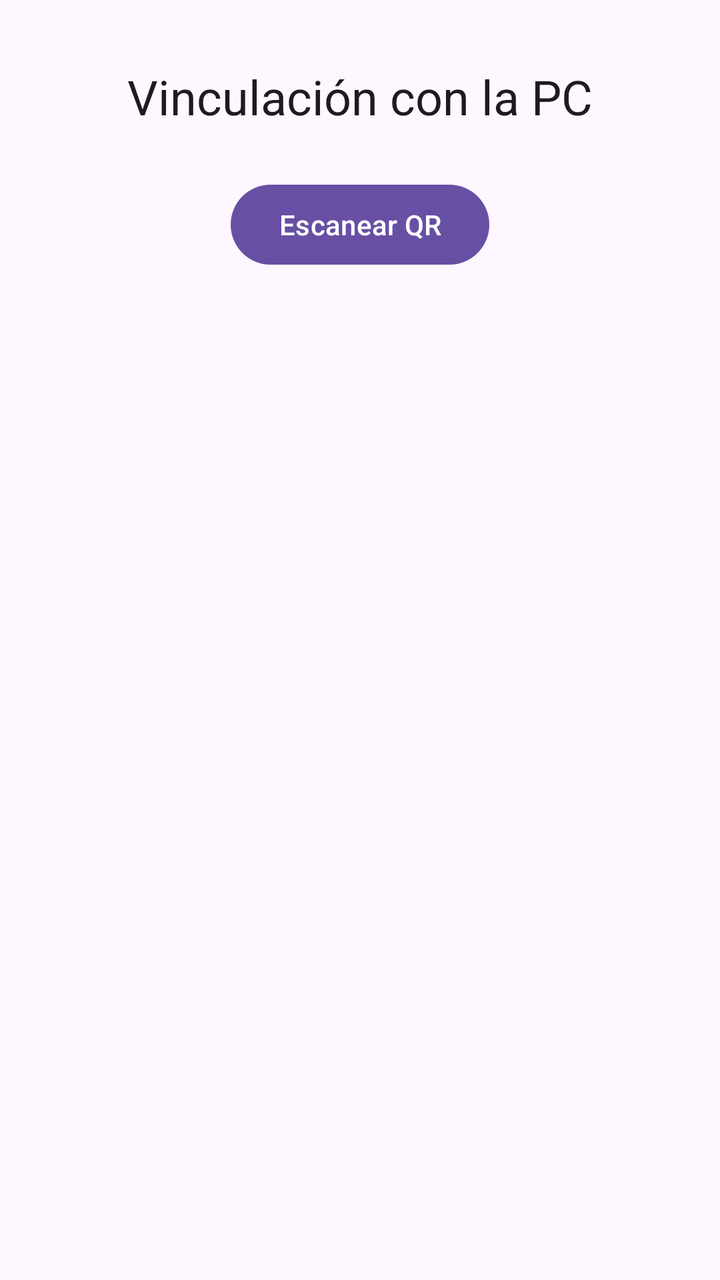
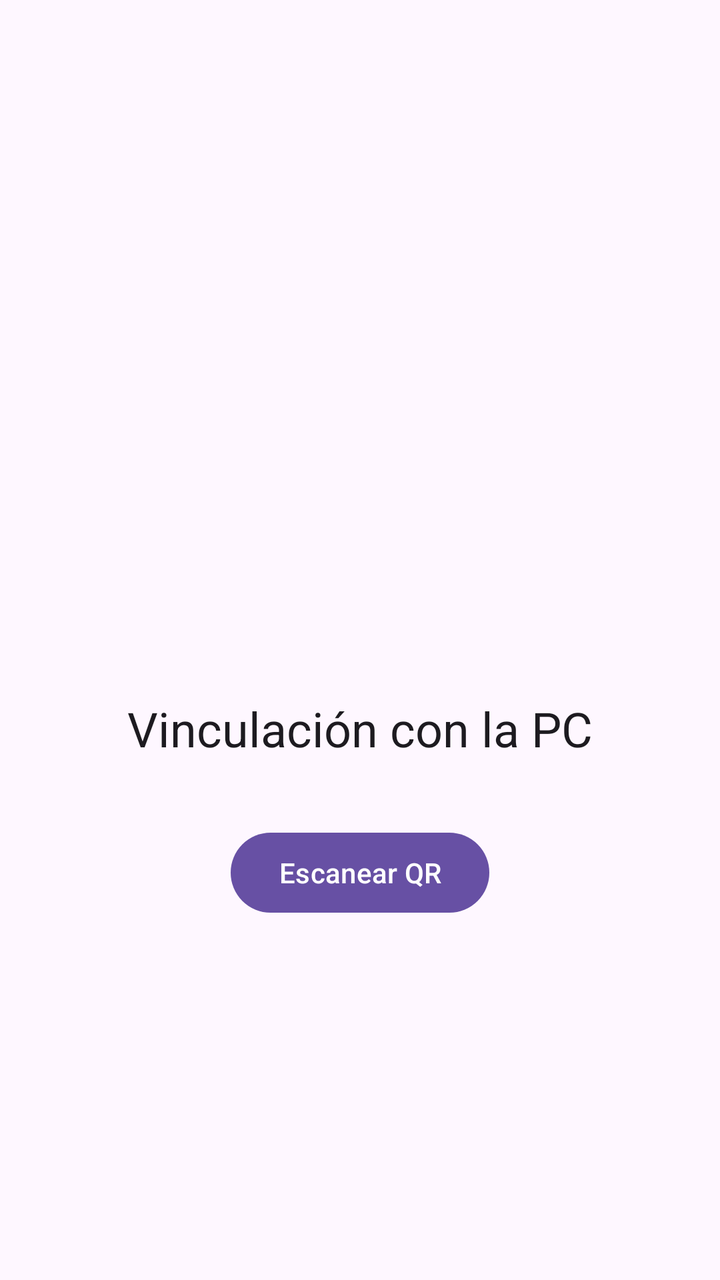

The first picture is an Android layout as it rendered before a commit; the second is the same layout after the commit. The layout source and the unified diff follow.
<!-- AndroidManifest.xml: application theme Theme.Twinpad -->
<!-- res/layout/activity_pairing.xml -->
<?xml version="1.0" encoding="utf-8"?>
<androidx.drawerlayout.widget.DrawerLayout
    xmlns:android="http://schemas.android.com/apk/res/android"
    xmlns:app="http://schemas.android.com/apk/res-auto"
    android:id="@+id/settings_drawer"
    android:layout_width="match_parent"
    android:layout_height="match_parent">

    <androidx.constraintlayout.widget.ConstraintLayout
        android:id="@+id/root"
        android:layout_width="match_parent"
        android:layout_height="match_parent">

        
        <TextView
            android:id="@+id/pairing_title"
            android:layout_width="wrap_content"
            android:layout_height="wrap_content"
            android:text="@string/pairing_title"
            android:textAppearance="?attr/textAppearanceHeadlineSmall"
            app:layout_constraintTop_toTopOf="parent"
            app:layout_constraintStart_toStartOf="parent"
            app:layout_constraintEnd_toEndOf="parent"
            android:layout_marginTop="32dp" />

        <Button
            android:id="@+id/btn_scan"
            android:layout_width="wrap_content"
            android:layout_height="wrap_content"
            android:text="@string/pairing_scan_button"
            app:layout_constraintTop_toBottomOf="@id/pairing_title"
            app:layout_constraintStart_toStartOf="parent"
            app:layout_constraintEnd_toEndOf="parent"
            android:layout_marginTop="24dp" />

        <androidx.camera.view.PreviewView
            android:id="@+id/camera_preview"
            android:layout_width="0dp"
            android:layout_height="320dp"
            android:visibility="gone"
            app:layout_constraintTop_toBottomOf="@id/btn_scan"
            app:layout_constraintStart_toStartOf="parent"
            app:layout_constraintEnd_toEndOf="parent"
            android:layout_marginTop="16dp" />

        <TextView
            android:id="@+id/txt_status"
            android:layout_width="wrap_content"
            android:layout_height="wrap_content"
            app:layout_constraintTop_toBottomOf="@id/camera_preview"
            app:layout_constraintStart_toStartOf="parent"
            app:layout_constraintEnd_toEndOf="parent"
            android:layout_marginTop="16dp" />

        <Button
            android:id="@+id/btn_cancel"
            android:layout_width="wrap_content"
            android:layout_height="wrap_content"
            android:visibility="gone"
            android:text="@string/pairing_cancel_button"
            app:layout_constraintTop_toBottomOf="@id/txt_status"
            app:layout_constraintStart_toStartOf="parent"
            app:layout_constraintEnd_toEndOf="parent"
            android:layout_marginTop="16dp" />

        <Button
            android:id="@+id/btn_retry"
            android:layout_width="wrap_content"
            android:layout_height="wrap_content"
            android:visibility="gone"
            android:text="@string/pairing_retry_button"
            app:layout_constraintTop_toBottomOf="@id/txt_status"
            app:layout_constraintStart_toStartOf="parent"
            app:layout_constraintEnd_toEndOf="parent"
            android:layout_marginTop="16dp" />

        <TextView
            android:id="@+id/txt_error"
            android:layout_width="wrap_content"
            android:layout_height="wrap_content"
            android:visibility="gone"
            app:layout_constraintTop_toBottomOf="@id/btn_retry"
            app:layout_constraintStart_toStartOf="parent"
            app:layout_constraintEnd_toEndOf="parent"
            android:layout_marginTop="12dp" />

        
        <androidx.constraintlayout.widget.ConstraintLayout
            android:id="@+id/session_view"
            android:layout_width="0dp"
            android:layout_height="0dp"
            android:visibility="gone"
            app:layout_constraintTop_toTopOf="parent"
            app:layout_constraintBottom_toBottomOf="parent"
            app:layout_constraintStart_toStartOf="parent"
            app:layout_constraintEnd_toEndOf="parent">

            <ImageView
                android:id="@+id/video_view"
                android:layout_width="0dp"
                android:layout_height="0dp"
                android:contentDescription="@string/second_screen_active"
                android:scaleType="fitCenter"
                app:layout_constraintTop_toTopOf="parent"
                app:layout_constraintBottom_toBottomOf="parent"
                app:layout_constraintStart_toStartOf="parent"
                app:layout_constraintEnd_toEndOf="parent" />

            <TextView
                android:id="@+id/txt_session_message"
                android:layout_width="wrap_content"
                android:layout_height="wrap_content"
                android:textAppearance="?attr/textAppearanceBodyMedium"
                app:layout_constraintTop_toTopOf="parent"
                app:layout_constraintBottom_toBottomOf="parent"
                app:layout_constraintStart_toStartOf="parent"
                app:layout_constraintEnd_toEndOf="parent" />

            <TextView
                android:id="@+id/txt_games"
                android:layout_width="wrap_content"
                android:layout_height="wrap_content"
                android:textAppearance="?attr/textAppearanceBodySmall"
                app:layout_constraintTop_toBottomOf="@id/txt_session_message"
                app:layout_constraintStart_toStartOf="parent"
                app:layout_constraintEnd_toEndOf="parent"
                android:layout_marginTop="8dp" />

            <TextView
                android:id="@+id/hud_chip"
                android:layout_width="wrap_content"
                android:layout_height="wrap_content"
                android:background="@drawable/bg_hud_chip"
                android:paddingHorizontal="8dp"
                android:paddingVertical="4dp"
                android:textColor="@android:color/white"
                android:textSize="12sp"
                app:layout_constraintTop_toTopOf="parent"
                app:layout_constraintEnd_toEndOf="parent"
                android:layout_margin="8dp" />

            <ImageButton
                android:id="@+id/btn_settings"
                android:layout_width="40dp"
                android:layout_height="40dp"
                android:background="@drawable/touch_button"
                android:contentDescription="@string/settings_title"
                android:src="@android:drawable/ic_menu_preferences"
                app:layout_constraintTop_toTopOf="parent"
                app:layout_constraintStart_toStartOf="parent"
                android:layout_margin="8dp" />

            <TextView
                android:id="@+id/editor_entry"
                android:layout_width="wrap_content"
                android:layout_height="wrap_content"
                android:background="@drawable/bg_hud_chip"
                android:padding="6dp"
                android:text="@string/editor_edit"
                android:textColor="@android:color/white"
                app:layout_constraintTop_toBottomOf="@id/btn_settings"
                app:layout_constraintStart_toStartOf="parent"
                android:layout_margin="8dp" />

            <FrameLayout
                android:id="@+id/surface_container"
                android:layout_width="0dp"
                android:layout_height="220dp"
                app:layout_constraintBottom_toBottomOf="parent"
                app:layout_constraintStart_toStartOf="parent"
                app:layout_constraintEnd_toEndOf="parent" />
        </androidx.constraintlayout.widget.ConstraintLayout>
    </androidx.constraintlayout.widget.ConstraintLayout>

    
    <include
        android:id="@+id/settings_drawer_content"
        layout="@layout/drawer_settings"
        android:layout_width="280dp"
        android:layout_height="match_parent"
        android:layout_gravity="start" />
</androidx.drawerlayout.widget.DrawerLayout>
<!-- res/layout/drawer_settings.xml (included above) -->
<?xml version="1.0" encoding="utf-8"?>
<LinearLayout xmlns:android="http://schemas.android.com/apk/res/android"
    android:id="@+id/drawer_content"
    android:layout_width="match_parent"
    android:layout_height="match_parent"
    android:orientation="vertical"
    android:padding="16dp">

    <TextView
        android:layout_width="wrap_content"
        android:layout_height="wrap_content"
        android:text="@string/settings_title"
        android:textAppearance="?attr/textAppearanceTitleMedium" />

    <TextView
        android:layout_width="wrap_content"
        android:layout_height="wrap_content"
        android:layout_marginTop="16dp"
        android:text="@string/settings_resolution"
        android:textAppearance="?attr/textAppearanceLabelLarge" />

    <RadioGroup
        android:id="@+id/resolution_group"
        android:layout_width="wrap_content"
        android:layout_height="wrap_content"
        android:orientation="vertical">

        <RadioButton
            android:id="@+id/resolution_960x540"
            android:layout_width="wrap_content"
            android:layout_height="wrap_content"
            android:text="960×540" />

        <RadioButton
            android:id="@+id/resolution_1280x720"
            android:layout_width="wrap_content"
            android:layout_height="wrap_content"
            android:text="1280×720" />

        <RadioButton
            android:id="@+id/resolution_1920x1080"
            android:layout_width="wrap_content"
            android:layout_height="wrap_content"
            android:text="1920×1080" />
    </RadioGroup>

    <TextView
        android:layout_width="wrap_content"
        android:layout_height="wrap_content"
        android:layout_marginTop="12dp"
        android:text="@string/settings_fps"
        android:textAppearance="?attr/textAppearanceLabelLarge" />

    <RadioGroup
        android:id="@+id/fps_group"
        android:layout_width="wrap_content"
        android:layout_height="wrap_content"
        android:orientation="horizontal">

        <RadioButton
            android:id="@+id/fps_30"
            android:layout_width="wrap_content"
            android:layout_height="wrap_content"
            android:text="30" />

        <RadioButton
            android:id="@+id/fps_60"
            android:layout_width="wrap_content"
            android:layout_height="wrap_content"
            android:text="60" />
    </RadioGroup>

    <TextView
        android:layout_width="wrap_content"
        android:layout_height="wrap_content"
        android:layout_marginTop="12dp"
        android:text="@string/settings_quality"
        android:textAppearance="?attr/textAppearanceLabelLarge" />

    <SeekBar
        android:id="@+id/jpeg_quality_seek"
        android:layout_width="match_parent"
        android:layout_height="wrap_content"
        android:max="100" />

    <TextView
        android:layout_width="wrap_content"
        android:layout_height="wrap_content"
        android:layout_marginTop="12dp"
        android:text="@string/settings_hud"
        android:textAppearance="?attr/textAppearanceLabelLarge" />

    <com.google.android.material.switchmaterial.SwitchMaterial
        android:id="@+id/switch_show_fps"
        android:layout_width="wrap_content"
        android:layout_height="wrap_content"
        android:text="@string/settings_show_fps" />

    <TextView
        android:layout_width="wrap_content"
        android:layout_height="wrap_content"
        android:layout_marginTop="12dp"
        android:text="@string/settings_controls"
        android:textAppearance="?attr/textAppearanceLabelLarge" />

    <com.google.android.material.switchmaterial.SwitchMaterial
        android:id="@+id/switch_show_controls"
        android:layout_width="wrap_content"
        android:layout_height="wrap_content"
        android:text="@string/settings_show_controls" />

    <Button
        android:id="@+id/btn_close_drawer"
        android:layout_width="wrap_content"
        android:layout_height="wrap_content"
        android:layout_marginTop="16dp"
        android:text="@string/settings_close" />
</LinearLayout>
<!-- resources referenced by this layout -->
<resources>
  <!-- drawable bg_hud_chip (drawable) -->
  <?xml version="1.0" encoding="utf-8"?>
  <shape xmlns:android="http://schemas.android.com/apk/res/android" android:shape="rectangle">
      <solid android:color="#80000000" />
      <corners android:radius="6dp" />
  </shape>
  <!-- drawable touch_button (drawable) -->
  <?xml version="1.0" encoding="utf-8"?>
  <selector xmlns:android="http://schemas.android.com/apk/res/android">
      <item android:state_pressed="true">
          <shape android:shape="rectangle">
              <solid android:color="#66CCCCCC" />
              <corners android:radius="8dp" />
          </shape>
      </item>
      <item>
          <shape android:shape="rectangle">
              <solid android:color="#33BBBBBB" />
              <corners android:radius="8dp" />
          </shape>
      </item>
  </selector>
  <string name="editor_edit">Editar controles</string>
  <string name="pairing_cancel_button">Cancelar</string>
  <string name="pairing_retry_button">Reintentar</string>
  <string name="pairing_scan_button">Escanear QR</string>
  <string name="pairing_title">Vinculación con la PC</string>
  <string name="second_screen_active">Segunda pantalla</string>
  <string name="settings_close">Cerrar</string>
  <string name="settings_controls">Controles</string>
  <string name="settings_fps">FPS</string>
  <string name="settings_hud">HUD</string>
  <string name="settings_quality">Calidad JPEG</string>
  <string name="settings_resolution">Resolución</string>
  <string name="settings_show_controls">Mostrar botones</string>
  <string name="settings_show_fps">Mostrar fps</string>
  <string name="settings_title">Ajustes de transmisión</string>
  <style name="Theme.Twinpad" parent="Theme.Material3.DayNight.NoActionBar">
          <item name="android:statusBarColor">@android:color/black</item>
      </style>
</resources>

<!-- the commit's change to res/layout/activity_pairing.xml (unified diff, before → after) -->
@@ -2,6 +2,7 @@
 <androidx.drawerlayout.widget.DrawerLayout
     xmlns:android="http://schemas.android.com/apk/res/android"
     xmlns:app="http://schemas.android.com/apk/res-auto"
+    xmlns:tools="http://schemas.android.com/tools"
     android:id="@+id/settings_drawer"
     android:layout_width="match_parent"
     android:layout_height="match_parent">
@@ -12,26 +13,27 @@
         android:layout_height="match_parent">
 
         
+
         <TextView
             android:id="@+id/pairing_title"
             android:layout_width="wrap_content"
             android:layout_height="wrap_content"
+            android:layout_marginTop="348dp"
             android:text="@string/pairing_title"
             android:textAppearance="?attr/textAppearanceHeadlineSmall"
-            app:layout_constraintTop_toTopOf="parent"
-            app:layout_constraintStart_toStartOf="parent"
-            app:layout_constraintEnd_toEndOf="parent"
-            android:layout_marginTop="32dp" />
+            app:layout_constraintEnd_toEndOf="parent"
+            app:layout_constraintStart_toStartOf="parent"
+            app:layout_constraintTop_toTopOf="parent" />
 
         <Button
             android:id="@+id/btn_scan"
             android:layout_width="wrap_content"
             android:layout_height="wrap_content"
+            android:layout_marginTop="32dp"
             android:text="@string/pairing_scan_button"
-            app:layout_constraintTop_toBottomOf="@id/pairing_title"
-            app:layout_constraintStart_toStartOf="parent"
-            app:layout_constraintEnd_toEndOf="parent"
-            android:layout_marginTop="24dp" />
+            app:layout_constraintEnd_toEndOf="parent"
+            app:layout_constraintStart_toStartOf="parent"
+            app:layout_constraintTop_toBottomOf="@+id/pairing_title" />
 
         <androidx.camera.view.PreviewView
             android:id="@+id/camera_preview"
@@ -47,10 +49,10 @@
             android:id="@+id/txt_status"
             android:layout_width="wrap_content"
             android:layout_height="wrap_content"
-            app:layout_constraintTop_toBottomOf="@id/camera_preview"
-            app:layout_constraintStart_toStartOf="parent"
-            app:layout_constraintEnd_toEndOf="parent"
-            android:layout_marginTop="16dp" />
+            android:layout_marginTop="32dp"
+            app:layout_constraintEnd_toEndOf="parent"
+            app:layout_constraintStart_toStartOf="parent"
+            app:layout_constraintTop_toBottomOf="@id/camera_preview" />
 
         <Button
             android:id="@+id/btn_cancel"
